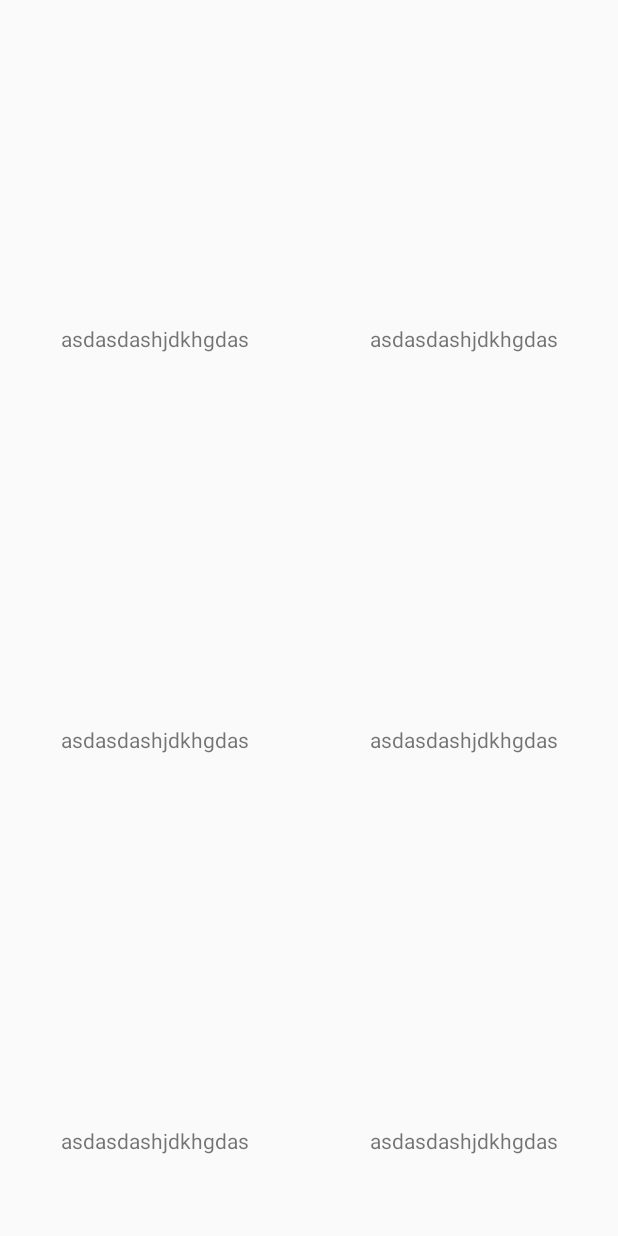
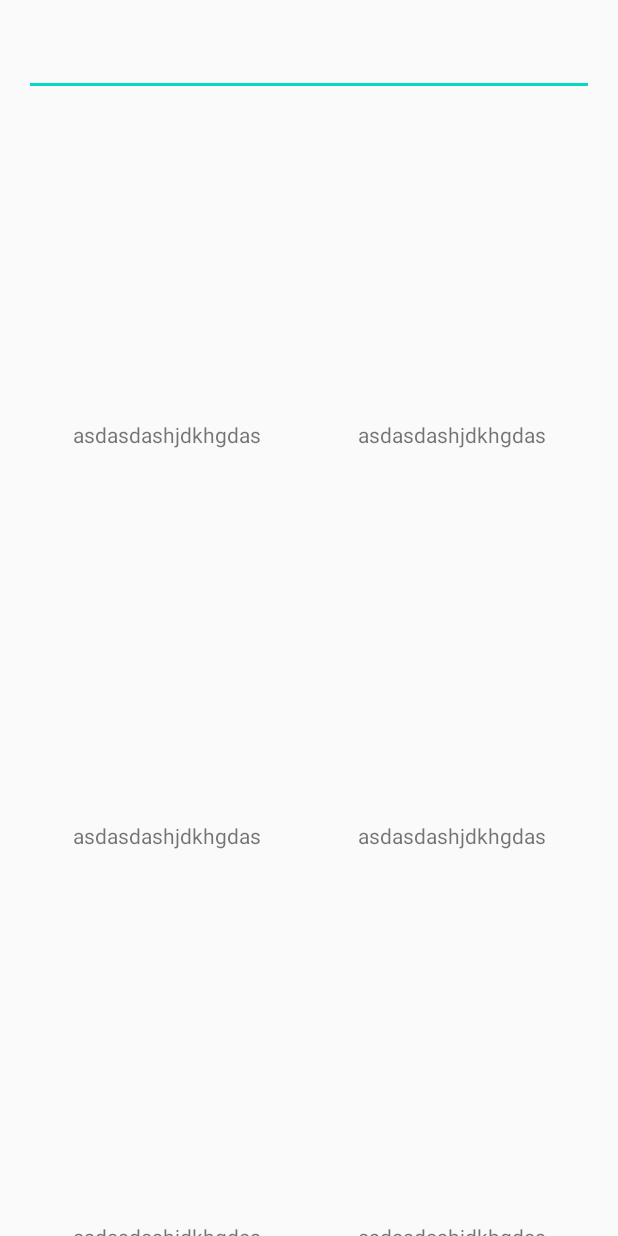
Before and after one commit to juandgaines/lastfm, an Android app: the layout fragment_tracks.xml on its own in the app's theme, with its tools: preview values and no code run, on a phone screen of 412 x 824 dp. Run offline under Robolectric (Android 15) with nearby library versions, the phone set to English and light mode, and no system bars.

Commit message:
feat: Edit text added to Layouts
It will help us to assign a query to the filter process

```diff
--- a/app/src/main/res/layout-land/fragment_tracks.xml
+++ b/app/src/main/res/layout-land/fragment_tracks.xml
@@ -9,12 +9,26 @@
 
     <androidx.constraintlayout.widget.ConstraintLayout
         android:layout_width="match_parent"
-        android:layout_height="match_parent">
+        android:layout_height="match_parent"
+        android:layout_marginStart="16dp"
+        android:layout_marginLeft="16dp"
+        android:layout_marginRight="16dp"
+        android:layout_marginTop="16dp"
+        android:layout_marginEnd="16dp">
+
+        <EditText
+            android:id="@+id/searchText"
+            android:layout_width="match_parent"
+            android:layout_height="48dp"
+            app:layout_constraintEnd_toEndOf="parent"
+            app:layout_constraintStart_toStartOf="parent"
+            app:layout_constraintTop_toTopOf="parent" />
 
         <androidx.recyclerview.widget.RecyclerView
             android:id="@+id/track_list"
-            android:layout_width="0dp"
+            android:layout_width="match_parent"
             android:layout_height="0dp"
+            app:layout_constraintTop_toBottomOf="@+id/searchText"
             app:layoutManager="androidx.recyclerview.widget.GridLayoutManager"
             app:layout_constraintBottom_toBottomOf="parent"
             app:layout_constraintEnd_toEndOf="parent"
--- a/app/src/main/res/layout/fragment_tracks.xml
+++ b/app/src/main/res/layout/fragment_tracks.xml
@@ -1,7 +1,7 @@
 <?xml version="1.0" encoding="utf-8"?>
 <layout xmlns:android="http://schemas.android.com/apk/res/android"
-    xmlns:tools="http://schemas.android.com/tools"
-    xmlns:app="http://schemas.android.com/apk/res-auto">
+    xmlns:app="http://schemas.android.com/apk/res-auto"
+    xmlns:tools="http://schemas.android.com/tools">
 
     <data>
 
@@ -9,19 +9,30 @@
 
     <androidx.constraintlayout.widget.ConstraintLayout
         android:layout_width="match_parent"
-            android:layout_height="match_parent">
+        android:layout_height="match_parent"
+        android:layout_marginStart="16dp"
+        android:layout_marginLeft="16dp"
+        android:layout_marginRight="16dp"
+        android:layout_marginTop="16dp"
+        android:layout_marginEnd="16dp">
+
+        <EditText
+            android:id="@+id/searchText"
+            android:layout_width="match_parent"
+            android:layout_height="48dp"
+            app:layout_constraintEnd_toEndOf="parent"
+            app:layout_constraintStart_toStartOf="parent"
+            app:layout_constraintTop_toTopOf="parent" />
 
         <androidx.recyclerview.widget.RecyclerView
             android:id="@+id/track_list"
-                android:layout_width="0dp"
+            android:layout_width="match_parent"
             android:layout_height="0dp"
             app:layoutManager="androidx.recyclerview.widget.GridLayoutManager"
             app:layout_constraintBottom_toBottomOf="parent"
             app:layout_constraintEnd_toEndOf="parent"
-                app:layout_constraintHorizontal_bias="0.0"
             app:layout_constraintStart_toStartOf="parent"
-                app:layout_constraintTop_toTopOf="parent"
-                app:layout_constraintVertical_bias="0.0"
+            app:layout_constraintTop_toBottomOf="@+id/searchText"
             app:spanCount="2"
             tools:itemCount="30"
             tools:listitem="@layout/item_track_view" />
```
Also changed, not shown: app/src/main/java/com/example/lasftfm/db/LastFmDao.kt (+4 -4 lines), app/src/main/res/layout-land/fragment_artists.xml (+15 -4 lines), app/src/main/res/layout/fragment_artists.xml (+15 -4 lines). Lines whose indentation alone changed are shown as unchanged.
